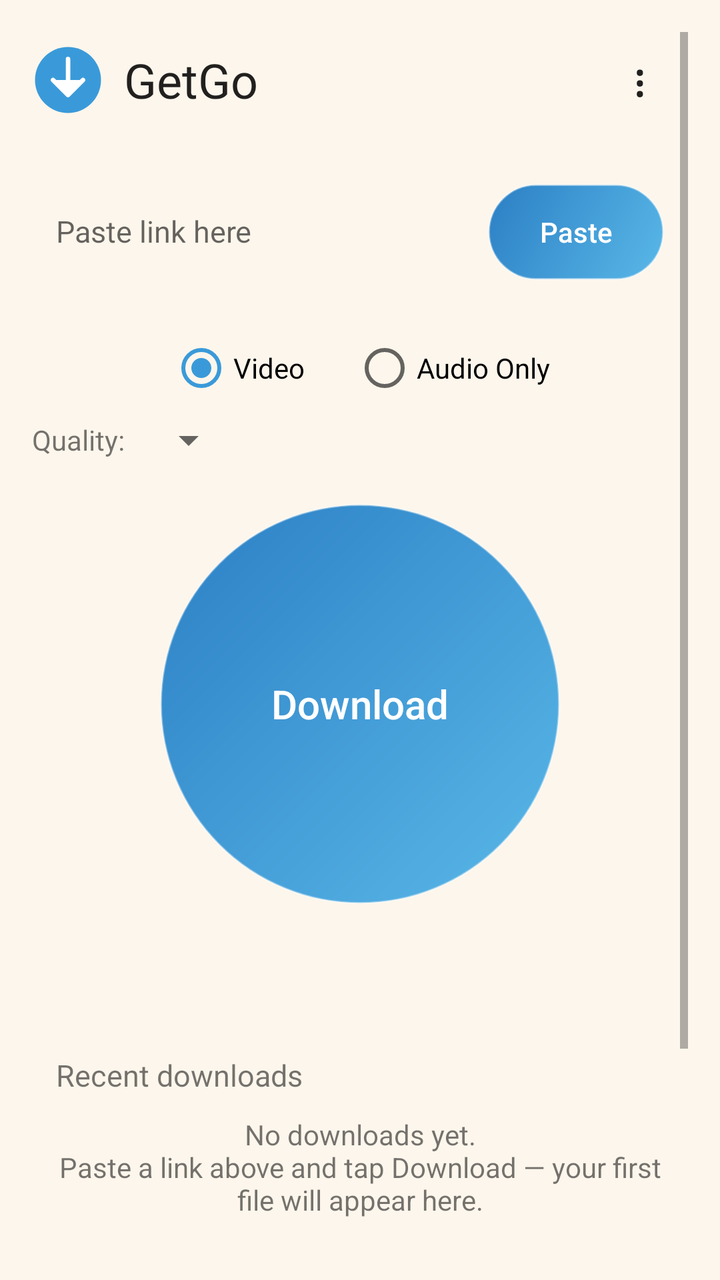
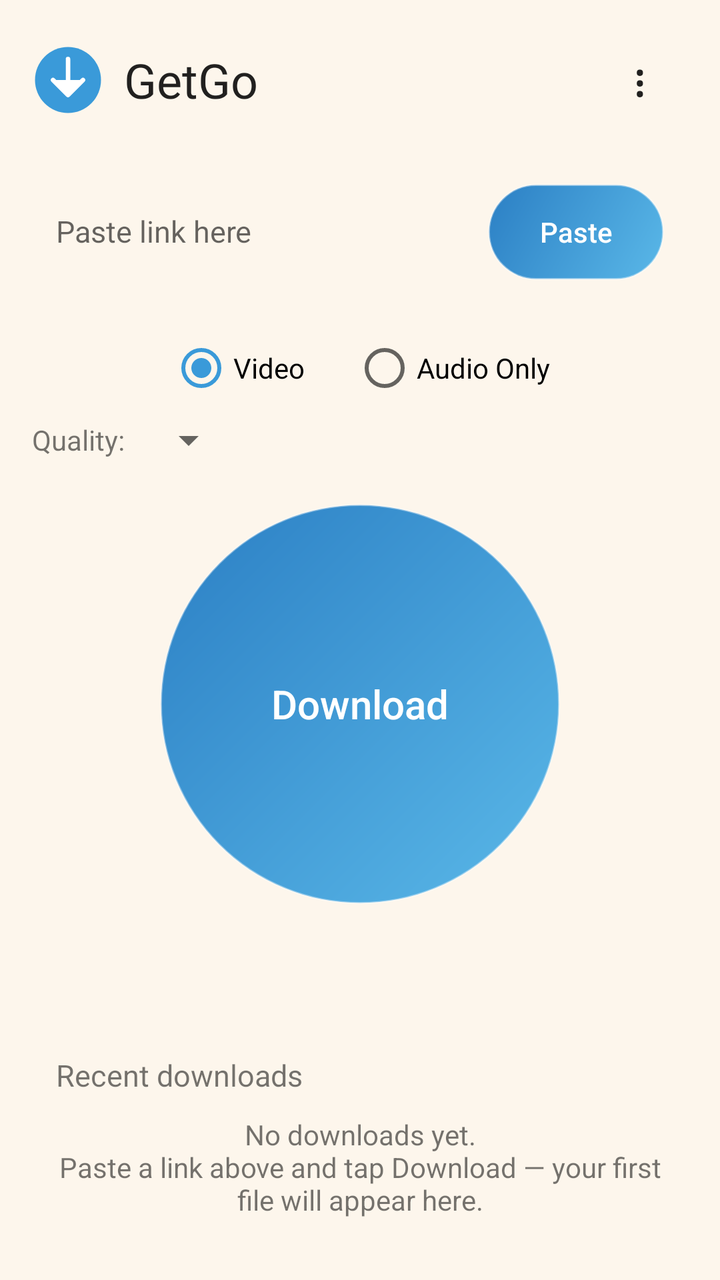

An Android layout rendered at two revisions. The XML below is the earlier revision; the diff shows what the commit changed to produce the second picture.
<!-- AndroidManifest.xml: application theme AppTheme -->
<!-- res/layout/activity_main.xml -->
<?xml version="1.0" encoding="utf-8"?>
<ScrollView xmlns:android="http://schemas.android.com/apk/res/android"
    android:id="@+id/scroll_view"
    android:layout_width="match_parent"
    android:layout_height="match_parent"
    android:fillViewport="true"
    android:padding="16dp">

    <LinearLayout
        android:layout_width="match_parent"
        android:layout_height="wrap_content"
        android:orientation="vertical">

        <LinearLayout
            android:layout_width="match_parent"
            android:layout_height="wrap_content"
            android:orientation="horizontal"
            android:gravity="center_vertical"
            android:paddingBottom="16dp">
            <ImageView
                android:layout_width="36dp"
                android:layout_height="36dp"
                android:src="@drawable/ic_launcher"
                android:contentDescription="@string/app_name" />
            <TextView
                android:layout_width="0dp"
                android:layout_weight="1"
                android:layout_height="wrap_content"
                android:layout_marginStart="10dp"
                android:text="@string/app_name"
                android:textSize="24sp"
                android:textColor="?android:attr/textColorPrimary" />
            <TextView
                android:id="@+id/update_dot"
                android:layout_width="wrap_content"
                android:layout_height="wrap_content"
                android:text="●"
                android:textSize="10sp"
                android:textColor="#FF8C00"
                android:visibility="gone" />
            <Button
                android:id="@+id/menu_button"
                android:layout_width="48dp"
                android:layout_height="48dp"
                android:text="⋮"
                android:textSize="22sp"
                android:textAllCaps="false"
                android:background="@android:color/transparent" />
        </LinearLayout>

        <LinearLayout
            android:id="@+id/paste_card"
            android:layout_width="match_parent"
            android:layout_height="wrap_content"
            android:orientation="horizontal"
            android:padding="12dp">
            <EditText
                android:id="@+id/link_input"
                android:layout_width="0dp"
                android:layout_height="wrap_content"
                android:layout_weight="1"
                android:hint="@string/paste_hint"
                android:inputType="textUri"
                android:textSize="15sp"
                android:background="@android:color/transparent" />
            <Button
                android:id="@+id/paste_button"
                android:layout_width="wrap_content"
                android:layout_height="wrap_content"
                android:background="@drawable/pill_button"
                android:textColor="#FFFFFF"
                android:text="@string/paste"
                android:textAllCaps="false" />
        </LinearLayout>

        <RadioGroup
            android:id="@+id/mode_group"
            android:layout_width="match_parent"
            android:layout_height="wrap_content"
            android:orientation="horizontal"
            android:paddingTop="16dp"
            android:gravity="center">
            <RadioButton
                android:id="@+id/mode_video"
                android:layout_width="wrap_content"
                android:layout_height="wrap_content"
                android:text="@string/mode_video"
                android:checked="true" />
            <RadioButton
                android:id="@+id/mode_audio"
                android:layout_width="wrap_content"
                android:layout_height="wrap_content"
                android:layout_marginStart="24dp"
                android:text="@string/mode_audio" />
        </RadioGroup>

        <LinearLayout
            android:layout_width="match_parent"
            android:layout_height="wrap_content"
            android:orientation="horizontal"
            android:gravity="center_vertical"
            android:paddingTop="8dp">
            <TextView
                android:layout_width="wrap_content"
                android:layout_height="wrap_content"
                android:text="@string/quality_label"
                android:textSize="14sp" />
            <Spinner
                android:id="@+id/quality_spinner"
                android:layout_width="wrap_content"
                android:layout_height="wrap_content"
                android:layout_marginStart="8dp" />
        </LinearLayout>

        <LinearLayout
            android:layout_width="match_parent"
            android:layout_height="wrap_content"
            android:gravity="center"
            android:paddingTop="20dp"
            android:paddingBottom="8dp">
            <Button
                android:id="@+id/download_button"
                android:layout_width="200dp"
                android:layout_height="200dp"
                android:background="@drawable/circle_button"
                android:text="@string/download"
                android:textSize="20sp"
                android:textColor="#FFFFFF"
                android:textAllCaps="false" />
        </LinearLayout>

        <ProgressBar
            android:id="@+id/progress_bar"
            android:layout_width="match_parent"
            android:layout_height="wrap_content"
            style="?android:attr/progressBarStyleHorizontal"
            android:visibility="gone"
            android:max="100" />
        <TextView
            android:id="@+id/progress_text"
            android:layout_width="match_parent"
            android:layout_height="wrap_content"
            android:gravity="center"
            android:textSize="13sp"
            android:paddingTop="4dp" />
        <Button
            android:id="@+id/cancel_button"
            android:layout_width="wrap_content"
            android:layout_height="wrap_content"
            android:layout_gravity="center"
            android:background="@drawable/pill_button"
            android:textColor="#FFFFFF"
            android:text="@string/cancel"
            android:textAllCaps="false"
            android:visibility="gone" />
        <TextView
            android:id="@+id/status_text"
            android:layout_width="match_parent"
            android:layout_height="wrap_content"
            android:gravity="center"
            android:textSize="13sp"
            android:paddingTop="8dp"
            android:paddingBottom="8dp" />

        <LinearLayout
            android:id="@+id/recent_card"
            android:layout_width="match_parent"
            android:layout_height="wrap_content"
            android:orientation="vertical"
            android:padding="12dp">
            <TextView
                android:layout_width="wrap_content"
                android:layout_height="wrap_content"
                android:text="@string/recent_label"
                android:textSize="15sp" />
            <TextView
                android:id="@+id/recent_empty"
                android:layout_width="match_parent"
                android:layout_height="wrap_content"
                android:paddingTop="10dp"
                android:text="@string/recent_empty"
                android:textSize="14sp"
                android:gravity="center" />
            <LinearLayout
                android:id="@+id/recent_container"
                android:layout_width="match_parent"
                android:layout_height="wrap_content"
                android:orientation="horizontal"
                android:paddingTop="8dp" />
        </LinearLayout>

        <TextView
            android:layout_width="match_parent"
            android:layout_height="wrap_content"
            android:paddingTop="16dp"
            android:text="@string/legal_note"
            android:textSize="12sp"
            android:gravity="center" />

        <LinearLayout
            android:layout_width="match_parent"
            android:layout_height="wrap_content"
            android:orientation="horizontal"
            android:paddingTop="20dp"
            android:paddingBottom="8dp">
            <Button
                android:id="@+id/nav_downloads"
                android:layout_width="0dp"
                android:layout_height="wrap_content"
                android:layout_weight="1"
                android:background="@drawable/pill_button"
                android:textColor="#FFFFFF"
                android:text="@string/nav_downloads"
                android:textAllCaps="false" />
            <Button
                android:id="@+id/nav_settings"
                android:layout_width="0dp"
                android:layout_height="wrap_content"
                android:layout_weight="1"
                android:background="@drawable/pill_button"
                android:textColor="#FFFFFF"
                android:text="@string/nav_settings"
                android:textAllCaps="false" />
        </LinearLayout>
    </LinearLayout>
</ScrollView>
<!-- resources referenced by this layout -->
<resources>
  <!-- drawable circle_button (drawable) -->
  <?xml version="1.0" encoding="utf-8"?>
  <shape xmlns:android="http://schemas.android.com/apk/res/android"
      android:shape="oval">
      <gradient
          android:angle="135"
          android:startColor="#5AB8E8"
          android:endColor="#2B7FC4"
          android:type="linear" />
      <stroke android:width="1dp" android:color="#66FFFFFF" />
  </shape>
  <!-- drawable ic_launcher (drawable) -->
  <?xml version="1.0" encoding="utf-8"?>
  <vector xmlns:android="http://schemas.android.com/apk/res/android"
      android:width="48dp"
      android:height="48dp"
      android:viewportWidth="48"
      android:viewportHeight="48">
      <path
          android:fillColor="#3A9AD9"
          android:pathData="M24,2a22,22 0,1 0,0 44a22,22 0,1 0,0 -44z" />
      <path
          android:fillColor="#FFFFFF"
          android:pathData="M24,10v18M14,24l10,10 10,-10"
          android:strokeColor="#FFFFFF"
          android:strokeWidth="3"
          android:strokeLineCap="round"
          android:strokeLineJoin="round" />
  </vector>
  <!-- drawable pill_button (drawable) -->
  <?xml version="1.0" encoding="utf-8"?>
  <shape xmlns:android="http://schemas.android.com/apk/res/android"
      android:shape="rectangle">
      <gradient
          android:angle="135"
          android:startColor="#5AB8E8"
          android:endColor="#2B7FC4"
          android:type="linear" />
      <stroke android:width="1dp" android:color="#66FFFFFF" />
      <corners android:radius="28dp" />
  </shape>
  <string name="app_name">GetGo</string>
  <string name="cancel">Cancel</string>
  <string name="download">Download</string>
  <string name="legal_note">Download only content you have the right to save. GetGo does not break DRM or paywalls, and does not download paid courses you did not buy.</string>
  <string name="mode_audio">Audio Only</string>
  <string name="mode_video">Video</string>
  <string name="nav_downloads">Library</string>
  <string name="nav_settings">Settings</string>
  <string name="paste">Paste</string>
  <string name="paste_hint">Paste link here</string>
  <string name="quality_label">Quality:</string>
  <string name="recent_empty">No downloads yet.\nPaste a link above and tap Download — your first file will appear here.</string>
  <string name="recent_label">Recent downloads</string>
  <style name="AppTheme" parent="android:Theme.Material.Light.NoActionBar">
          <item name="android:windowBackground">@color/bg_light</item>
          <item name="android:colorAccent">@color/accent</item>
      </style>
  <color name="bg_light">#FDF6EC</color>
  <color name="accent">#3A9AD9</color>
</resources>

<!-- the commit's change to res/layout/activity_main.xml (unified diff, before → after) -->
@@ -4,11 +4,14 @@
     android:layout_width="match_parent"
     android:layout_height="match_parent"
     android:fillViewport="true"
+    android:scrollbars="none"
+    android:fitsSystemWindows="true"
     android:padding="16dp">
 
+    
     <LinearLayout
         android:layout_width="match_parent"
-        android:layout_height="wrap_content"
+        android:layout_height="match_parent"
         android:orientation="vertical">
 
         <LinearLayout
@@ -197,6 +200,11 @@
             android:textSize="12sp"
             android:gravity="center" />
 
+        <View
+            android:layout_width="match_parent"
+            android:layout_height="0dp"
+            android:layout_weight="1" />
+
         <LinearLayout
             android:layout_width="match_parent"
             android:layout_height="wrap_content"
